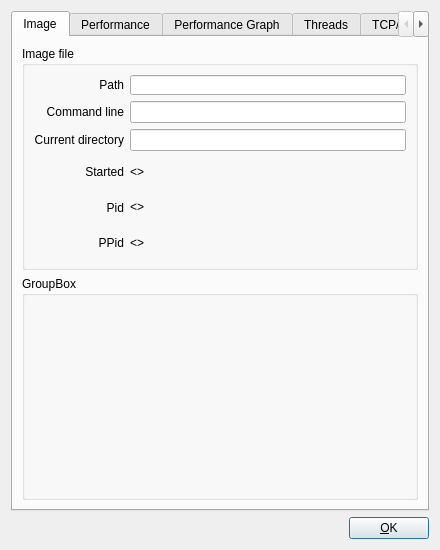
Before: the Qt Designer form ui/processdetails.ui in inspectC/linux-process-explorer, drawn with Qt 5.
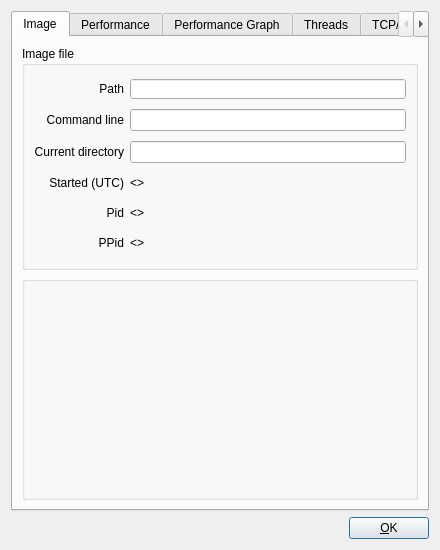
After: the same form once the commit is applied. Custom widgets are drawn as their Qt base class.

Commit message: Implemented Image tab.

What changed in the file:
```diff
--- a/ui/processdetails.ui
+++ b/ui/processdetails.ui
@@ -194,17 +194,17 @@
               <property name="minimumSize">
                <size>
                 <width>90</width>
-                <height>0</height>
+                <height>20</height>
                </size>
               </property>
               <property name="maximumSize">
                <size>
                 <width>90</width>
-                <height>16777215</height>
+                <height>20</height>
                </size>
               </property>
               <property name="text">
-               <string>Started</string>
+               <string>Started (UTC)</string>
               </property>
               <property name="alignment">
                <set>Qt::AlignRight|Qt::AlignTrailing|Qt::AlignVCenter</set>
@@ -216,6 +216,18 @@
             </item>
             <item>
              <widget class="QLabel" name="imageStartedLabel">
+              <property name="minimumSize">
+               <size>
+                <width>0</width>
+                <height>20</height>
+               </size>
+              </property>
+              <property name="maximumSize">
+               <size>
+                <width>16777215</width>
+                <height>20</height>
+               </size>
+              </property>
               <property name="text">
                <string>&lt;&gt;</string>
               </property>
@@ -230,13 +242,13 @@
               <property name="minimumSize">
                <size>
                 <width>90</width>
-                <height>0</height>
+                <height>20</height>
                </size>
               </property>
               <property name="maximumSize">
                <size>
                 <width>90</width>
-                <height>16777215</height>
+                <height>20</height>
                </size>
               </property>
               <property name="text">
@@ -252,6 +264,18 @@
             </item>
             <item>
              <widget class="QLabel" name="imagePidLabel">
+              <property name="minimumSize">
+               <size>
+                <width>0</width>
+                <height>20</height>
+               </size>
+              </property>
+              <property name="maximumSize">
+               <size>
+                <width>16777215</width>
+                <height>20</height>
+               </size>
+              </property>
               <property name="text">
                <string>&lt;&gt;</string>
               </property>
@@ -266,13 +290,13 @@
               <property name="minimumSize">
                <size>
                 <width>90</width>
-                <height>0</height>
+                <height>20</height>
                </size>
               </property>
               <property name="maximumSize">
                <size>
                 <width>90</width>
-                <height>16777215</height>
+                <height>20</height>
                </size>
               </property>
               <property name="text">
@@ -288,6 +312,18 @@
             </item>
             <item>
              <widget class="QLabel" name="imagePPidLabel">
+              <property name="minimumSize">
+               <size>
+                <width>0</width>
+                <height>20</height>
+               </size>
+              </property>
+              <property name="maximumSize">
+               <size>
+                <width>16777215</width>
+                <height>20</height>
+               </size>
+              </property>
               <property name="text">
                <string>&lt;&gt;</string>
               </property>
@@ -301,7 +337,7 @@
        <item>
         <widget class="QGroupBox" name="groupBox_8">
          <property name="title">
-          <string>GroupBox</string>
+          <string/>
          </property>
         </widget>
        </item>
```
The commit also changes 3 other files.
